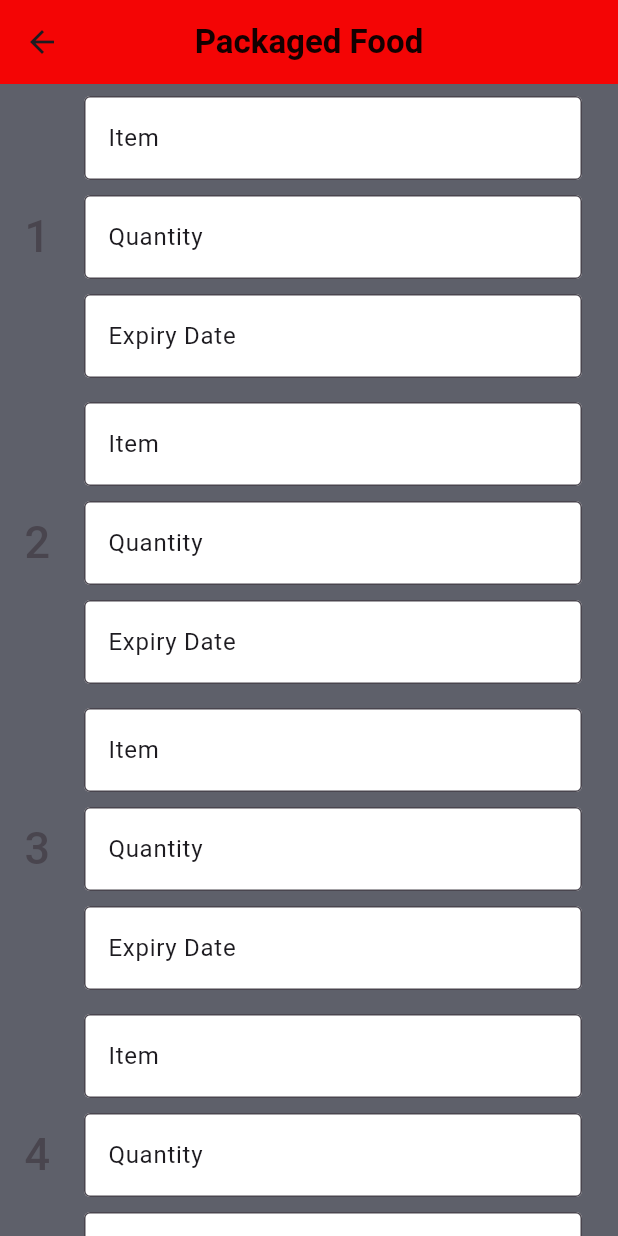
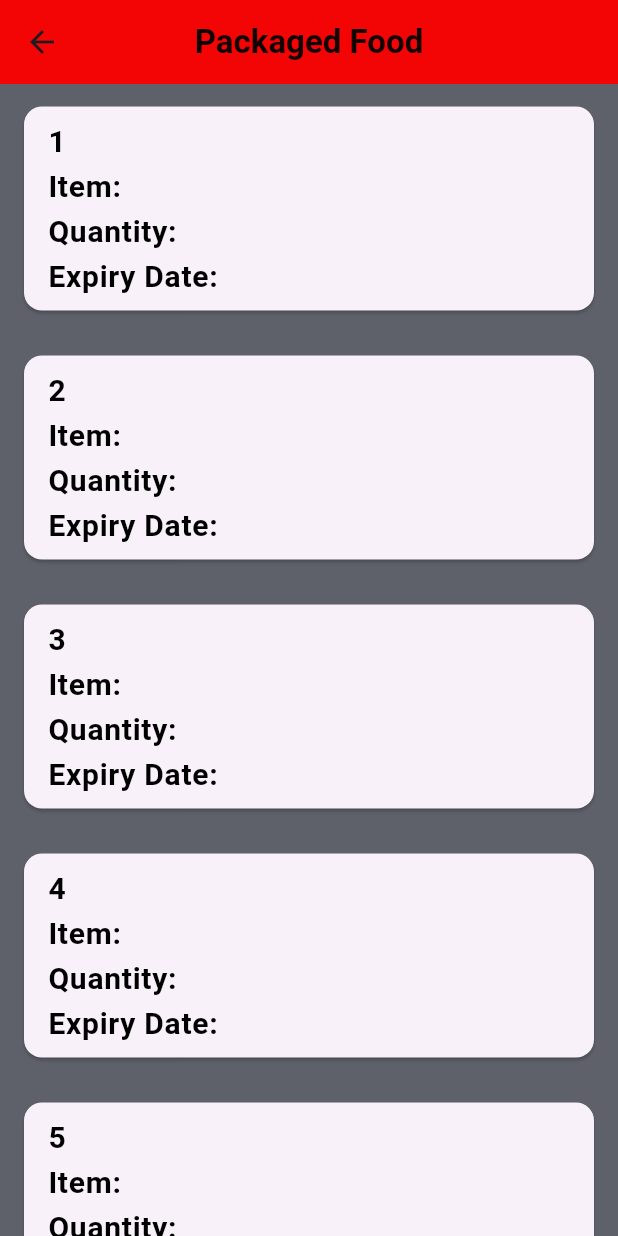
Before and after one commit to VasantatiChitraksh/FeedForward, a Flutter app: the PackagedFood screen opened by its route, on a phone screen of 412 x 824 dp. Run offline on Flutter 3.47's test engine with Material 3 defaults, Android fonts, the phone set to English and light mode, and no system bars; our stand-ins replace cloud_firestore, firebase_auth, firebase_core, flutter_map, geolocator, image_picker and 2 more; accounts and stored records are empty.

Commit message:
PackagedFood

```diff
--- a/fbm_app/lib/Pages/Inventory/Packaged_food.dart
+++ b/fbm_app/lib/Pages/Inventory/Packaged_food.dart
@@ -1,4 +1,5 @@
 import 'package:fbm_app/Styles/BgColor.dart';
+import 'package:fbm_app/Styles/TextStyle.dart';
 import 'package:flutter/material.dart';
 
 class PackagedFood extends StatelessWidget {
@@ -6,7 +7,68 @@ class PackagedFood extends StatelessWidget {
 
   @override
   Widget build(BuildContext context) {
-    final List<String> volunteer = ['1', '2', '3', '4', '5', '6', '7'];
+    final List<Map<String, String>> Volunteers = [
+      {
+        'Sno': '1',
+        'title': 'Item:',
+        'body': 'Quantity:',
+        'expiry': 'Expiry Date:'
+      },
+      {
+        'Sno': '2',
+        'title': 'Item:',
+        'body': 'Quantity:',
+        'expiry': 'Expiry Date:'
+      },
+      {
+        'Sno': '3',
+        'title': 'Item:',
+        'body': 'Quantity:',
+        'expiry': 'Expiry Date:'
+      },
+      {
+        'Sno': '4',
+        'title': 'Item:',
+        'body': 'Quantity:',
+        'expiry': 'Expiry Date:'
+      },
+      {
+        'Sno': '5',
+        'title': 'Item:',
+        'body': 'Quantity:',
+        'expiry': 'Expiry Date:'
+      },
+      {
+        'Sno': '6',
+        'title': 'Item:',
+        'body': 'Quantity:',
+        'expiry': 'Expiry Date:'
+      },
+      {
+        'Sno': '7',
+        'title': 'Item:',
+        'body': 'Quantity:',
+        'expiry': 'Expiry Date:'
+      },
+      {
+        'Sno': '8',
+        'title': 'Item:',
+        'body': 'Quantity:',
+        'expiry': 'Expiry Date:'
+      },
+      {
+        'Sno': '9',
+        'title': 'Item:',
+        'body': 'Quantity:',
+        'expiry': 'Expiry Date:'
+      },
+      {
+        'Sno': '10',
+        'title': 'Item:',
+        'body': 'Quantity:',
+        'expiry': 'Expiry Date:'
+      },
+    ];
 
     return Scaffold(
       backgroundColor: AppTheme.bgcolor(),
@@ -21,54 +83,37 @@ class PackagedFood extends StatelessWidget {
         ),
         centerTitle: true,
       ),
-
-      body: ListView.builder(
-        itemCount: 10,
+      body: SingleChildScrollView(
+        child: Column(
+          children: [
+            Container(
+              height: 800,
+              child: ListView.builder(
+                itemCount: Volunteers.length,
                 itemBuilder: (BuildContext context, int index) {
-          return ListTile(
-            leading: Text(
-                  volunteer[index], // Display volunteer number
-                  style: TextStyle(
-                    fontSize: 30,
-                  ),
-            ),
+                  final volunteer = Volunteers[index];
+                  final serial = '${volunteer['Sno']}';
+                  return Card(
+                    margin: EdgeInsets.symmetric(
+                      vertical: 15.0, horizontal: 16.0),
+                    child: ListTile(
                       title: Column(
                         crossAxisAlignment: CrossAxisAlignment.start,
                         children: [
-                TextField(
-                  controller: TextEditingController(text: 'Item'),
-                  readOnly: true,
-                  decoration: InputDecoration(
-                    border: OutlineInputBorder(),
-                    filled: true,
-                    fillColor: Colors.white,
+                          Text_Theme.text_size(serial, 20),
+                          Text_Theme.text_size(volunteer['title']!, 20),
+                          Text_Theme.text_size(volunteer['body']!, 20),
+                          Text_Theme.text_size(volunteer['expiry']!, 20),
+                        ],
                       ),
-                ),
-                SizedBox(height: 10),
-                TextField(
-                  controller: TextEditingController(text: 'Quantity'),
-                  readOnly: true,
-                  decoration: InputDecoration(
-                    border: OutlineInputBorder(),
-                    filled: true,
-                    fillColor: Colors.white,
-                  ),
-                ),
-                SizedBox(height: 10),
-                TextField(
-                  controller: TextEditingController(text: 'Expiry Date'),
-                  readOnly: true,
-                  decoration: InputDecoration(
-                    border: OutlineInputBorder(),
-                    filled: true,
-                    fillColor: Colors.white,
-                  ),
-                ),
-              ],
                     ),
                   );
                 },
               ),
+            )
+          ],
+        ),
+      ),
     );
   }
 }
```
Lines whose indentation alone changed are shown as unchanged.
